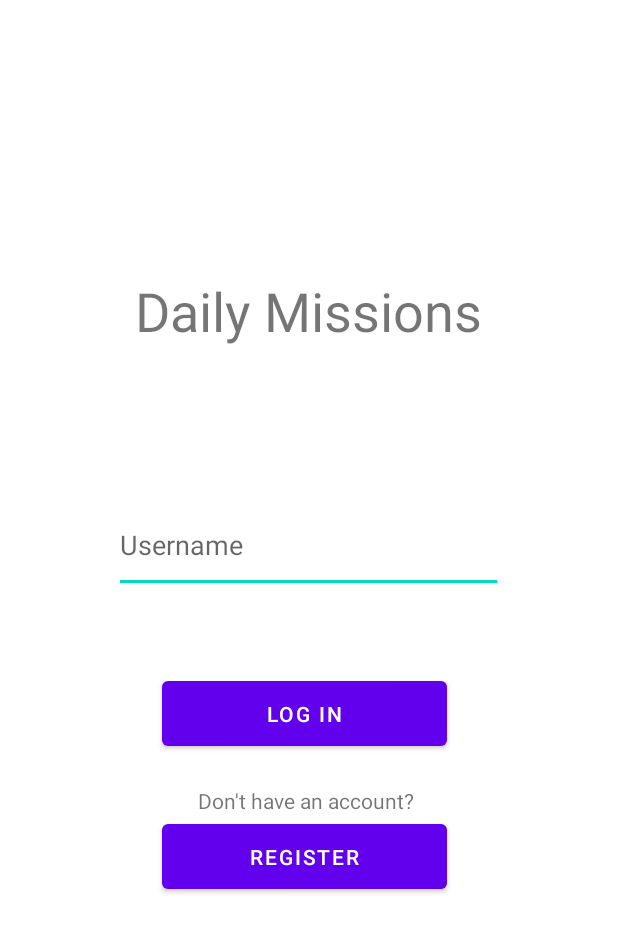
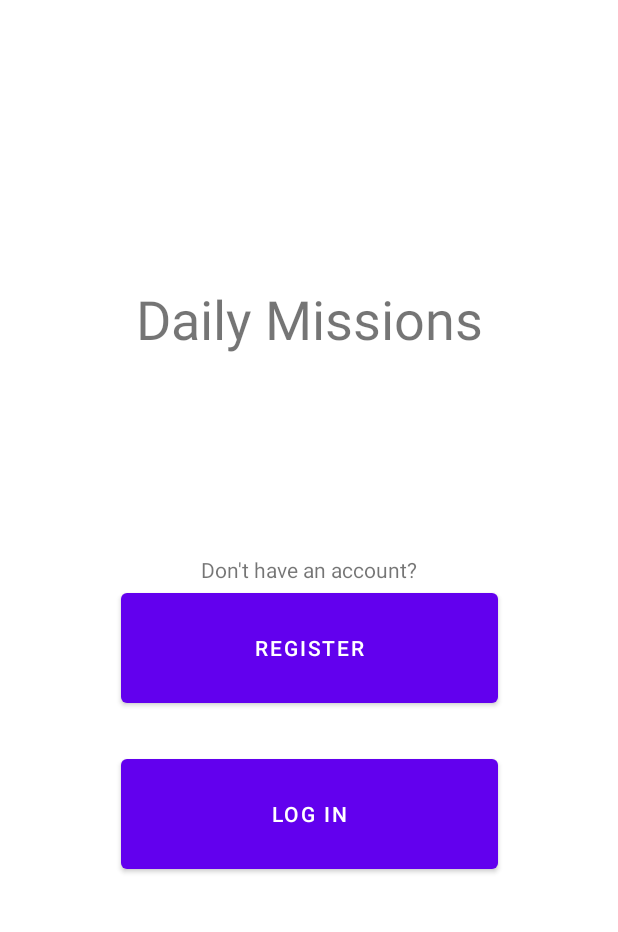
Before and after one commit to ErielVasan/DailyMissions, an Android app: the screen it shows after launch (LoginActivity before the commit, WelcomeActivity after it), on a phone screen of 412 x 824 dp. Shown: the top 932 px of the screen. Run offline under Robolectric (Android 15) with nearby library versions, the phone set to English and light mode, and no system bars.

Commit message:
New Design
login activity was renamed to welcome activity and a new design is begining to take form

```diff
--- a/app/src/main/AndroidManifest.xml
+++ b/app/src/main/AndroidManifest.xml
@@ -9,7 +9,7 @@
         android:roundIcon="@mipmap/ic_launcher_round"
         android:supportsRtl="true"
         android:theme="@style/Theme.DailyMissions">
-        <activity android:name=".LoginActivity">
+        <activity android:name=".WelcomeActivity">
             <intent-filter>
                 <action android:name="android.intent.action.MAIN" />
 
--- a/app/src/main/java/com/example/dailymissions/LoginActivity.kt
+++ /dev/null
@@ -1,11 +0,0 @@
-package com.example.dailymissions
-
-import androidx.appcompat.app.AppCompatActivity
-import android.os.Bundle
-
-class LoginActivity : AppCompatActivity() {
-    override fun onCreate(savedInstanceState: Bundle?) {
-        super.onCreate(savedInstanceState)
-        setContentView(R.layout.activity_login)
-    }
-}
--- /dev/null
+++ b/app/src/main/java/com/example/dailymissions/WelcomeActivity.kt
@@ -0,0 +1,18 @@
+package com.example.dailymissions
+
+import android.content.Intent
+import androidx.appcompat.app.AppCompatActivity
+import android.os.Bundle
+import android.widget.Button
+
+class WelcomeActivity : AppCompatActivity() {
+    override fun onCreate(savedInstanceState: Bundle?) {
+        super.onCreate(savedInstanceState)
+        setContentView(R.layout.activity_welcome)
+
+        findViewById<Button>(R.id.loginButton).setOnClickListener {
+//            val intent = Intent(this, AuthenticationActivity::class.java)
+//            startActivity(intent)
+        }
+    }
+}
--- a/app/src/main/res/layout/activity_login.xml
+++ b/app/src/main/res/layout/activity_welcome.xml
@@ -4,45 +4,37 @@
     xmlns:tools="http://schemas.android.com/tools"
     android:layout_width="match_parent"
     android:layout_height="match_parent"
-    tools:context=".LoginActivity">
+    tools:context=".WelcomeActivity">
 
 
     <TextView
         android:id="@+id/appNameTextView"
-        android:layout_width="326dp"
+        android:layout_width="327dp"
         android:layout_height="91dp"
+        android:layout_marginStart="40dp"
+        android:layout_marginLeft="40dp"
+        android:layout_marginEnd="40dp"
+        android:layout_marginRight="40dp"
+        android:layout_marginBottom="400dp"
         android:gravity="center"
         android:text="@string/app_name"
         android:textSize="36sp"
         app:layout_constraintBottom_toBottomOf="parent"
-        app:layout_constraintHorizontal_bias="0.494"
-        app:layout_constraintLeft_toLeftOf="parent"
-        app:layout_constraintRight_toRightOf="parent"
-        app:layout_constraintTop_toTopOf="parent"
-        app:layout_constraintVertical_bias="0.22" />
-
-    <EditText
-        android:id="@+id/usernamePlainText"
-        android:layout_width="259dp"
-        android:layout_height="63dp"
-        android:layout_marginStart="76dp"
-        android:layout_marginLeft="76dp"
-        android:layout_marginTop="332dp"
-        android:ems="10"
-        android:hint="@string/username_hint"
-        android:inputType="textPersonName"
+        app:layout_constraintEnd_toEndOf="parent"
         app:layout_constraintStart_toStartOf="parent"
-        app:layout_constraintTop_toTopOf="parent"
-        android:autofillHints="username" />
+        app:layout_constraintTop_toTopOf="parent" />
 
     <Button
         android:id="@+id/loginButton"
-        android:layout_width="190dp"
-        android:layout_height="55dp"
-        android:layout_marginStart="108dp"
-        android:layout_marginLeft="108dp"
-        android:layout_marginTop="448dp"
+        android:layout_width="251dp"
+        android:layout_height="85dp"
+        android:layout_marginStart="80dp"
+        android:layout_marginLeft="80dp"
+        android:layout_marginTop="500dp"
+        android:layout_marginEnd="80dp"
+        android:layout_marginRight="80dp"
         android:text="@string/log_in_text"
+        app:layout_constraintEnd_toEndOf="parent"
         app:layout_constraintStart_toStartOf="parent"
         app:layout_constraintTop_toTopOf="parent" />
 
@@ -50,20 +42,26 @@
         android:id="@+id/noAccountTextView"
         android:layout_width="wrap_content"
         android:layout_height="wrap_content"
-        android:layout_marginStart="132dp"
-        android:layout_marginLeft="132dp"
-        android:layout_marginTop="524dp"
+        android:layout_marginStart="131dp"
+        android:layout_marginLeft="131dp"
+        android:layout_marginTop="112dp"
+        android:layout_marginEnd="131dp"
+        android:layout_marginRight="131dp"
         android:text="@string/noAccount_text"
+        app:layout_constraintEnd_toEndOf="parent"
         app:layout_constraintStart_toStartOf="parent"
-        app:layout_constraintTop_toTopOf="parent" />
+        app:layout_constraintTop_toBottomOf="@+id/appNameTextView" />
 
     <Button
         android:id="@+id/registerButton"
-        android:layout_width="190dp"
-        android:layout_height="55dp"
-        android:layout_marginStart="108dp"
-        android:layout_marginLeft="108dp"
+        android:layout_width="251dp"
+        android:layout_height="85dp"
+        android:layout_marginStart="80dp"
+        android:layout_marginLeft="80dp"
+        android:layout_marginEnd="80dp"
+        android:layout_marginRight="80dp"
         android:text="@string/register_text"
+        app:layout_constraintEnd_toEndOf="parent"
         app:layout_constraintStart_toStartOf="parent"
         app:layout_constraintTop_toBottomOf="@+id/noAccountTextView" />
 
```
